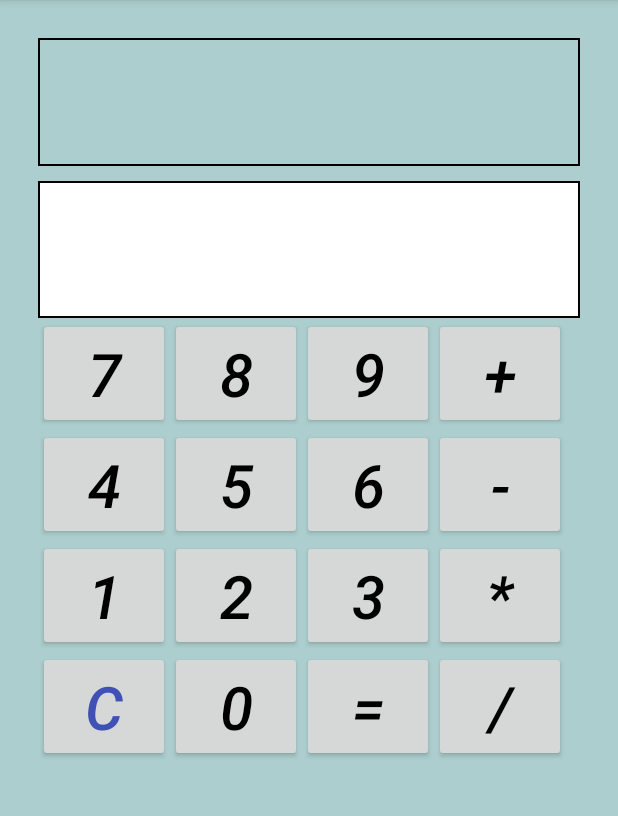
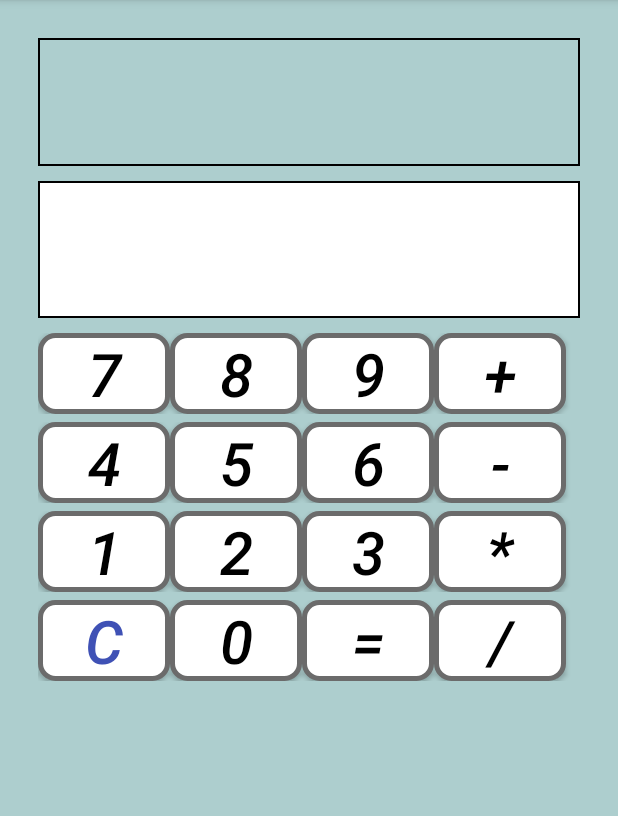
Before and after one commit to KatanMichael/MathTime, an Android app: the screen it shows after launch (MainActivity), on a phone screen of 412 x 824 dp, the part 84-900 px from its top. Run offline under Robolectric (Android 15) with nearby library versions, the phone set to English and light mode, and no system bars.

Commit message:
Changing The Button Style

```diff
--- /dev/null
+++ b/app/src/main/res/drawable/button_drawable.xml
@@ -0,0 +1,15 @@
+<shape xmlns:android="http://schemas.android.com/apk/res/android"
+    android:shape="rectangle">
+    <solid android:color="#f2f5f5" />
+    <stroke
+
+        android:width="3dip"
+        android:color="#6b6b6b" />
+
+    <corners android:radius="10dp" />
+
+
+    <solid android:color="#ffffff" />
+
+
+</shape>
--- a/app/src/main/res/layout/activity_main.xml
+++ b/app/src/main/res/layout/activity_main.xml
@@ -43,7 +43,7 @@
     <LinearLayout
         android:layout_width="match_parent"
         android:layout_height="wrap_content"
-
+        android:paddingTop="10dp"
 
         >
 
@@ -53,6 +53,7 @@
             android:id="@+id/num_7"
             android:layout_width="wrap_content"
             android:layout_height="wrap_content"
+            android:background="@drawable/button_drawable"
 
             android:gravity="top|center"
             android:text="@string/Num7"
@@ -68,7 +69,7 @@
             android:id="@+id/num_8"
             android:layout_width="wrap_content"
             android:layout_height="wrap_content"
-
+            android:background="@drawable/button_drawable"
             android:gravity="top|center"
             android:text="@string/Num8"
             android:textColor="#000000"
@@ -79,6 +80,7 @@
             android:id="@+id/num_9"
             android:layout_width="wrap_content"
             android:layout_height="wrap_content"
+            android:background="@drawable/button_drawable"
             android:gravity="top|center"
             android:text="@string/Num9"
             android:textColor="#000000"
@@ -90,6 +92,7 @@
             android:id="@+id/plus"
             android:layout_width="wrap_content"
             android:layout_height="wrap_content"
+            android:background="@drawable/button_drawable"
             android:gravity="center"
             android:text="@string/Plus"
             android:textColor="#000000"
@@ -101,13 +104,14 @@
     <LinearLayout
         android:layout_width="match_parent"
         android:layout_height="wrap_content"
+        android:paddingTop="5dp"
         >
 
         <Button
             android:id="@+id/num_4"
             android:layout_width="wrap_content"
             android:layout_height="wrap_content"
-
+            android:background="@drawable/button_drawable"
             android:gravity="top|center"
             android:text="@string/Num4"
             android:textColor="#000000"
@@ -119,7 +123,7 @@
             android:id="@+id/num_5"
             android:layout_width="wrap_content"
             android:layout_height="wrap_content"
-
+            android:background="@drawable/button_drawable"
             android:gravity="top|center"
             android:text="@string/Num5"
             android:textColor="#000000"
@@ -129,6 +133,7 @@
             android:id="@+id/num_6"
             android:layout_width="wrap_content"
             android:layout_height="wrap_content"
+            android:background="@drawable/button_drawable"
             android:gravity="top|center"
             android:text="@string/Num6"
             android:textColor="#000000"
@@ -140,6 +145,7 @@
             android:id="@+id/minus"
             android:layout_width="wrap_content"
             android:layout_height="wrap_content"
+            android:background="@drawable/button_drawable"
             android:gravity="center"
             android:text="@string/Minus"
             android:textColor="#000000"
@@ -151,13 +157,14 @@
 
     <LinearLayout
         android:layout_width="match_parent"
-        android:layout_height="wrap_content">
+        android:layout_height="wrap_content"
+        android:paddingTop="5dp">
 
         <Button
             android:id="@+id/num_1"
             android:layout_width="wrap_content"
             android:layout_height="wrap_content"
-
+            android:background="@drawable/button_drawable"
             android:gravity="top|center"
             android:text="@string/Num1"
             android:textColor="#000000"
@@ -169,7 +176,7 @@
             android:id="@+id/num_2"
             android:layout_width="wrap_content"
             android:layout_height="wrap_content"
-
+            android:background="@drawable/button_drawable"
             android:gravity="top|center"
             android:text="@string/Num2"
             android:textColor="#000000"
@@ -179,6 +186,7 @@
             android:id="@+id/num_3"
             android:layout_width="wrap_content"
             android:layout_height="wrap_content"
+            android:background="@drawable/button_drawable"
             android:gravity="top|center"
             android:text="@string/Num3"
             android:textColor="#000000"
@@ -190,6 +198,7 @@
             android:id="@+id/multi"
             android:layout_width="wrap_content"
             android:layout_height="wrap_content"
+            android:background="@drawable/button_drawable"
             android:gravity="center"
             android:text="@string/Multi"
             android:textColor="#000000"
@@ -200,15 +209,16 @@
 
     <LinearLayout
         android:layout_width="match_parent"
-        android:layout_height="wrap_content">
+        android:layout_height="wrap_content"
+        android:paddingTop="5dp">
 
 
         <Button
             android:id="@+id/clear"
             android:layout_width="wrap_content"
             android:layout_height="wrap_content"
+            android:background="@drawable/button_drawable"
             android:gravity="top|center"
-
             android:text="@string/Clear"
 
             android:textColor="@color/colorPrimary"
@@ -220,7 +230,7 @@
             android:id="@+id/num_0"
             android:layout_width="wrap_content"
             android:layout_height="wrap_content"
-
+            android:background="@drawable/button_drawable"
             android:gravity="top|center"
             android:text="@string/Num0"
             android:textColor="#000000"
@@ -230,6 +240,7 @@
             android:id="@+id/equal"
             android:layout_width="wrap_content"
             android:layout_height="wrap_content"
+            android:background="@drawable/button_drawable"
             android:gravity="top|center"
             android:text="@string/Equal"
             android:textColor="#000000"
@@ -241,6 +252,7 @@
             android:id="@+id/div"
             android:layout_width="wrap_content"
             android:layout_height="wrap_content"
+            android:background="@drawable/button_drawable"
             android:gravity="center"
             android:text="@string/Div"
             android:textColor="#000000"
```
